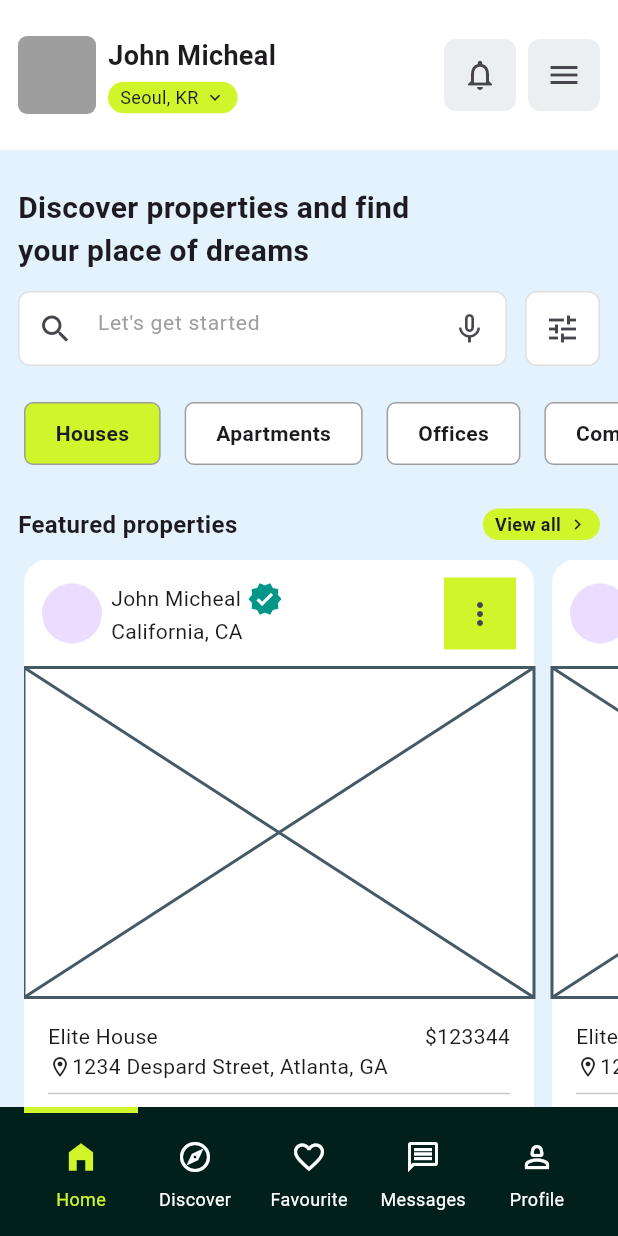
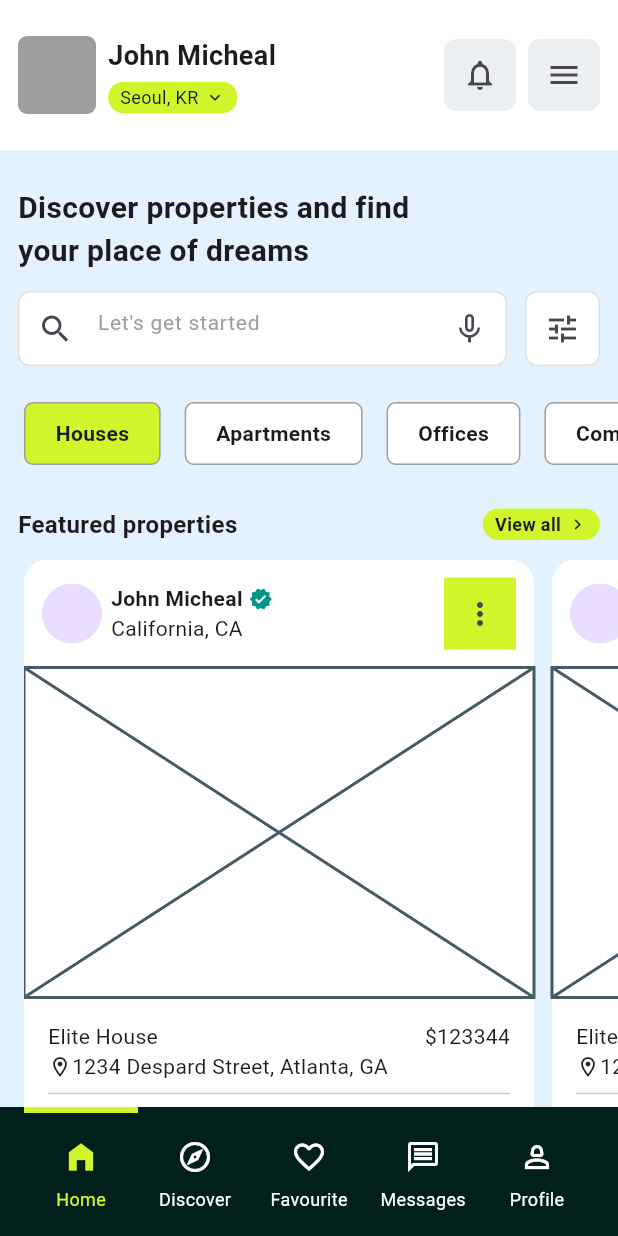
Before and after one commit to JAICHANGPARK/flutter_notebook_chapter_41, a Flutter app: the RealEstateHomePage screen opened directly, on a phone screen of 412 x 824 dp. Run offline on Flutter 3.47's test engine with Material 3 defaults, Android fonts, the phone set to English and light mode, and no system bars; our stand-ins replace gap, hugeicons.

Commit message:
Update real_estate_home_page.dart

```diff
--- a/lib/ep2056_real_estate_app/views/real_estate_home_page.dart
+++ b/lib/ep2056_real_estate_app/views/real_estate_home_page.dart
@@ -278,11 +278,17 @@ class _RealEstateHomePageState extends State<RealEstateHomePage> {
                                             children: [
                                               Row(
                                                 children: [
-                                                  Text("John Micheal"),
+                                                  Text(
+                                                    "John Micheal",
+                                                    style: TextStyle(
+                                                      fontWeight: FontWeight.bold,
+                                                    ),
+                                                  ),
                                                   Gap(4),
                                                   Icon(
                                                     Icons.verified,
                                                     color: Colors.teal,
+                                                    size: 16,
                                                   ),
                                                 ],
                                               ),
```
